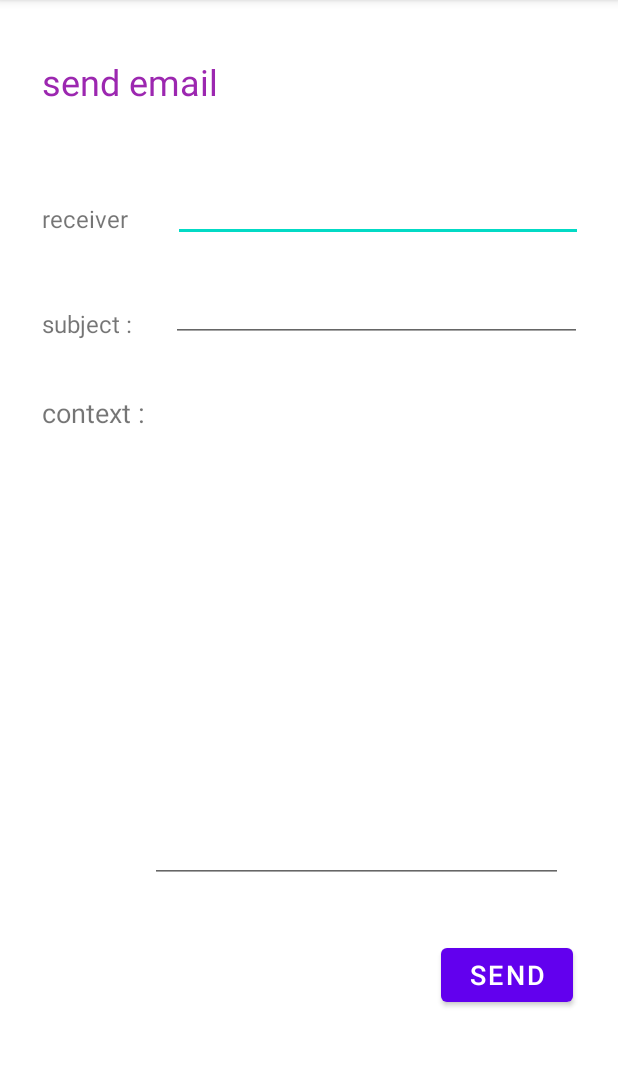
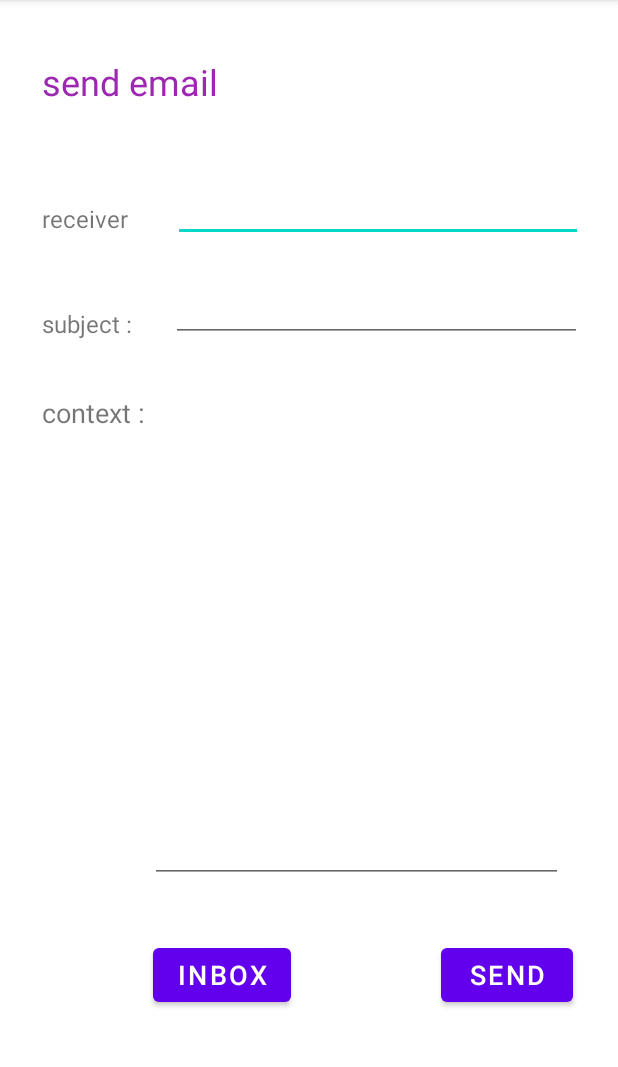
Before and after one commit to amirsadraabdollahi/android-mil, an Android app: the EmailView screen opened directly, with no data from a screen before it, on a phone screen of 412 x 824 dp, the part 84-1151 px from its top. Run offline under Robolectric (Android 15) with nearby library versions, the phone set to English and light mode, and no system bars.

Commit message:
recyclerView

```diff
--- a/app/src/main/java/com/myapplication2/model/Email.java
+++ b/app/src/main/java/com/myapplication2/model/Email.java
@@ -28,4 +28,6 @@ public class Email {
     public String getContext() {
         return context;
     }
+
+
 }
--- a/app/src/main/java/com/myapplication2/view/EmailAdapter.java
+++ b/app/src/main/java/com/myapplication2/view/EmailAdapter.java
@@ -14,10 +14,6 @@ import com.myapplication2.model.Email;
 
 import java.util.ArrayList;
 
-/**
- * Created by Seyyed Parsa Neshaei on 8/6/20
- * All Rights Reserved
- */
 public class EmailAdapter extends RecyclerView.Adapter<EmailAdapter.ViewHolder> {
 
     private ArrayList<Email> data;
--- a/app/src/main/java/com/myapplication2/view/EmailView.java
+++ b/app/src/main/java/com/myapplication2/view/EmailView.java
@@ -2,6 +2,7 @@ package com.myapplication2.view;
 
 import androidx.appcompat.app.AppCompatActivity;
 
+import android.content.Intent;
 import android.os.Bundle;
 import android.view.View;
 import android.widget.EditText;
@@ -41,4 +42,9 @@ public class EmailView extends AppCompatActivity {
         emailContext.getText().clear();
 
     }
+
+    public void inbox(View view) {
+        Intent intent = new Intent(this, EmailInboxActivity.class);
+        startActivity(intent);
+    }
 }
--- a/app/src/main/java/com/myapplication2/view/MainActivity.java
+++ b/app/src/main/java/com/myapplication2/view/MainActivity.java
@@ -10,6 +10,7 @@ import android.widget.Toast;
 
 import com.myapplication2.R;
 import com.myapplication2.controller.Processor;
+import com.myapplication2.model.User;
 
 public class MainActivity extends AppCompatActivity {
 
@@ -20,6 +21,8 @@ public class MainActivity extends AppCompatActivity {
         super.onCreate(savedInstanceState);
         setContentView(R.layout.activity_main);
         this.processor = Processor.getProcessor();
+        new User("s", "s", "abdollahiamirsadra@gmail.com", "0911");
+        new User("a", "a", "amirsadrathirteen13@gmail.com", "0933");
     }
 
     public void login(View view) {
--- a/app/src/main/res/layout/activity_email.xml
+++ b/app/src/main/res/layout/activity_email.xml
@@ -100,4 +100,16 @@
         app:layout_constraintEnd_toEndOf="parent"
         app:layout_constraintTop_toBottomOf="@+id/context"
         android:onClick="sendEmail"/>
+
+    <Button
+        android:id="@+id/button2"
+        android:layout_width="wrap_content"
+        android:layout_height="wrap_content"
+        android:layout_marginTop="37dp"
+        android:layout_marginEnd="100dp"
+        android:text="@string/inbox"
+        android:textSize="18sp"
+        app:layout_constraintEnd_toStartOf="@+id/sendButton"
+        app:layout_constraintTop_toBottomOf="@+id/context"
+        android:onClick="inbox"/>
 </androidx.constraintlayout.widget.ConstraintLayout>
--- a/app/src/main/res/values/strings.xml
+++ b/app/src/main/res/values/strings.xml
@@ -11,4 +11,5 @@
     <string name="subject">subject :</string>
     <string name="context">context :</string>
     <string name="send">send</string>
+    <string name="inbox">inbox</string>
 </resources>
```
Also changed, not shown: app/build.gradle (+4 -3 lines), app/src/main/java/com/myapplication2/model/User.java (+12 -0 lines), app/src/main/java/com/myapplication2/view/EmailInboxActivity.java (+12 -0 lines), app/src/main/res/layout/activity_email_inbox.xml (+20 -0 lines), app/src/main/res/layout/email_row.xml (+14 -8 lines), gradle/wrapper/gradle-wrapper.properties.
